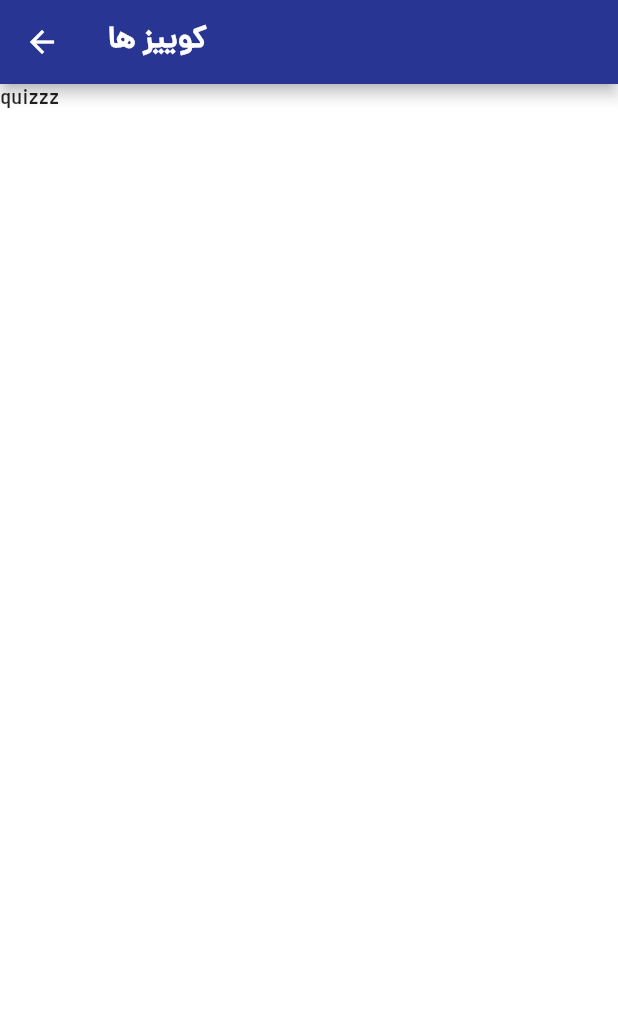
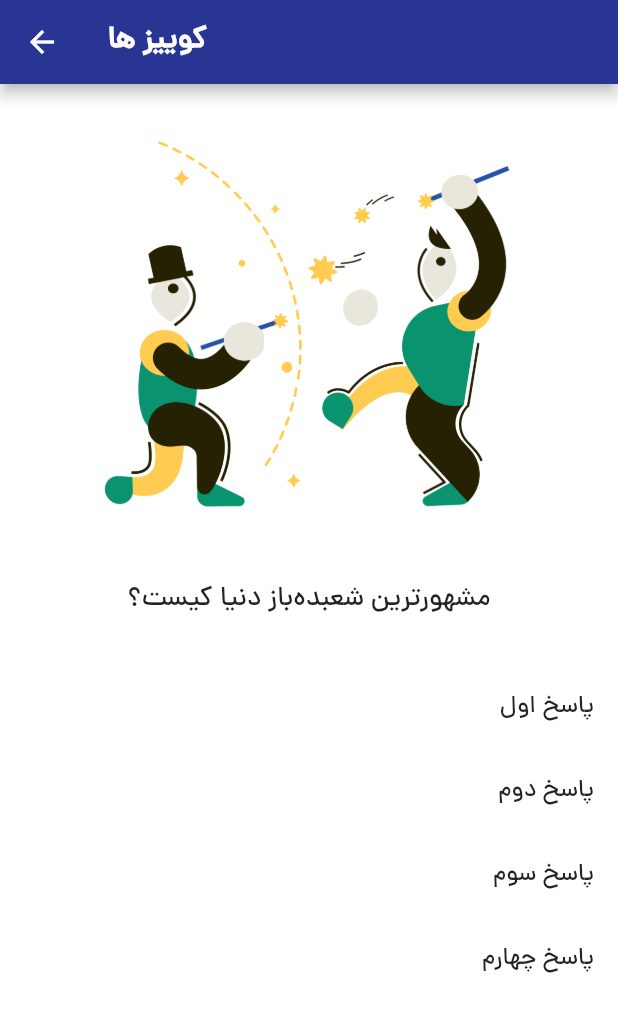
Before and after one commit to amirahmadadibi/quiz_application, a Flutter app: the QuizPage screen opened directly, on a phone screen of 412 x 824 dp. Shown: the top 1012 px of the screen. Run offline on Flutter 3.47's test engine with Material 2 defaults, Android fonts, the phone set to English and light mode, and no system bars.

Commit message:
week6 E13-desing quiz page and use list tile widget

```diff
--- a/lib/quiz_page.dart
+++ b/lib/quiz_page.dart
@@ -15,7 +15,53 @@ class QuizPage extends StatelessWidget {
         ),
       ),
       body: SafeArea(
-        child: Text('quizzz'),
+        child: Column(
+          crossAxisAlignment: CrossAxisAlignment.center,
+          children: [
+            Container(
+              width: double.infinity,
+            ),
+            Image(
+              image: AssetImage('images/2.png'),
+              height: 300,
+            ),
+            SizedBox(
+              height: 30,
+            ),
+            Text(
+              'مشهورترین شعبده‌باز دنیا کیست؟‌',
+              textAlign: TextAlign.center,
+              style: TextStyle(fontSize: 18),
+            ),
+            SizedBox(
+              height: 30,
+            ),
+            ListTile(
+              title: Text(
+                'پاسخ اول',
+                textAlign: TextAlign.end,
+              ),
+            ),
+            ListTile(
+              title: Text(
+                'پاسخ دوم',
+                textAlign: TextAlign.end,
+              ),
+            ),
+            ListTile(
+              title: Text(
+                'پاسخ سوم',
+                textAlign: TextAlign.end,
+              ),
+            ),
+            ListTile(
+              title: Text(
+                'پاسخ چهارم',
+                textAlign: TextAlign.end,
+              ),
+            )
+          ],
+        ),
       ),
     );
   }
```
Also changed, not shown: images/2.png (added).
